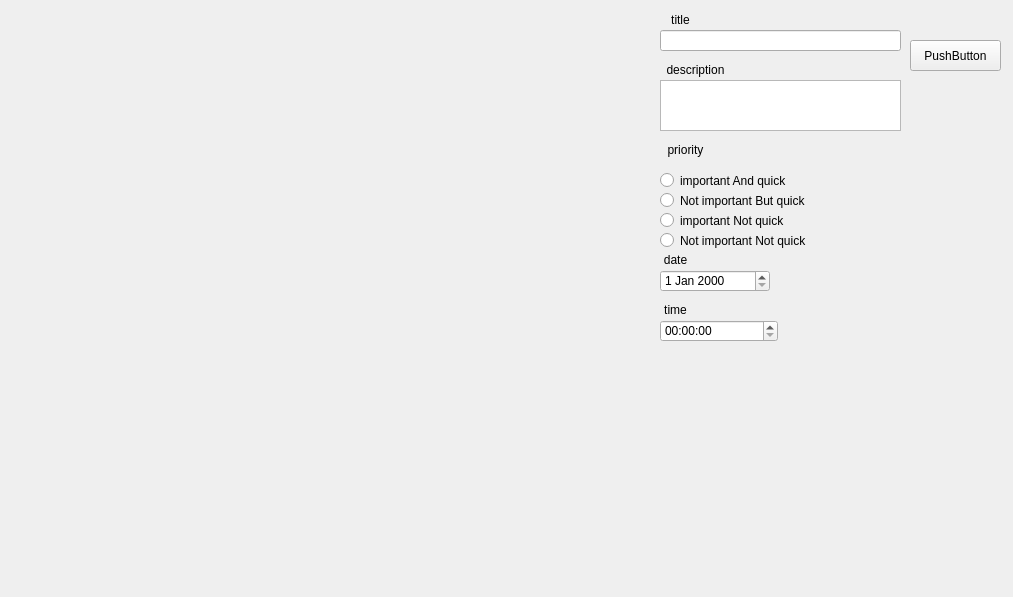
Above: Assignment_22/main_window.ui from omidNomiri/My-python-learning-process before the change. Below: the same form after it.
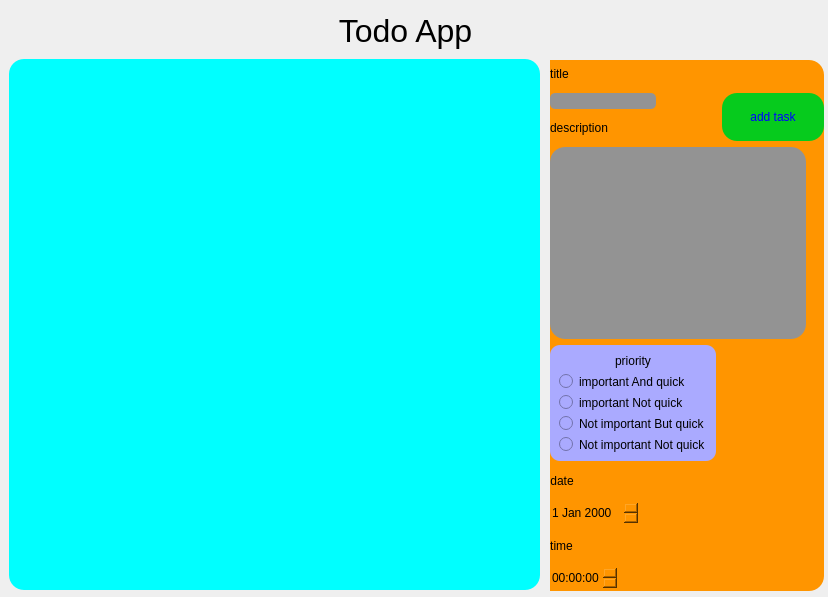
That is the form after the change.

Commit message: feat: add into app some style and detail

Patch:
```diff
--- a/Assignment_22/main_window.ui
+++ b/Assignment_22/main_window.ui
@@ -6,7 +6,7 @@
    <rect>
     <x>0</x>
     <y>0</y>
-    <width>1013</width>
+    <width>828</width>
     <height>597</height>
    </rect>
   </property>
@@ -14,80 +14,24 @@
    <string>MainWindow</string>
   </property>
   <widget class="QWidget" name="centralwidget">
-   <widget class="QPushButton" name="btn_add_task">
-    <property name="geometry">
-     <rect>
-      <x>910</x>
-      <y>40</y>
-      <width>91</width>
-      <height>31</height>
-     </rect>
-    </property>
-    <property name="text">
-     <string>PushButton</string>
-    </property>
-   </widget>
-   <widget class="QTextEdit" name="dec_text_box">
-    <property name="geometry">
-     <rect>
-      <x>660</x>
-      <y>80</y>
-      <width>241</width>
-      <height>51</height>
-     </rect>
-    </property>
-   </widget>
-   <widget class="QLabel" name="label">
-    <property name="geometry">
-     <rect>
-      <x>660</x>
-      <y>10</y>
-      <width>41</width>
-      <height>20</height>
-     </rect>
-    </property>
-    <property name="text">
-     <string>title</string>
-    </property>
-    <property name="alignment">
-     <set>Qt::AlignCenter</set>
-    </property>
-   </widget>
-   <widget class="QLabel" name="label_2">
-    <property name="geometry">
-     <rect>
-      <x>660</x>
-      <y>60</y>
-      <width>71</width>
-      <height>20</height>
-     </rect>
-    </property>
-    <property name="text">
-     <string>description</string>
-    </property>
-    <property name="alignment">
-     <set>Qt::AlignCenter</set>
-    </property>
-   </widget>
-   <widget class="QLineEdit" name="title_text">
-    <property name="geometry">
-     <rect>
-      <x>660</x>
-      <y>30</y>
-      <width>241</width>
-      <height>21</height>
-     </rect>
-    </property>
-   </widget>
-   <widget class="QWidget" name="gridLayoutWidget">
+   <widget class="QWidget" name="gridWidget" native="true">
     <property name="geometry">
      <rect>
       <x>9</x>
-      <y>9</y>
-      <width>641</width>
-      <height>581</height>
+      <y>59</y>
+      <width>531</width>
+      <height>531</height>
      </rect>
     </property>
+    <property name="sizePolicy">
+     <sizepolicy hsizetype="Expanding" vsizetype="Expanding">
+      <horstretch>0</horstretch>
+      <verstretch>0</verstretch>
+     </sizepolicy>
+    </property>
+    <property name="styleSheet">
+     <string notr="true">background-color: rgb(0, 255, 255);border-radius: 15px;</string>
+    </property>
     <layout class="QGridLayout" name="grid_Layout">
      <property name="leftMargin">
       <number>25</number>
@@ -109,125 +53,231 @@
      </property>
     </layout>
    </widget>
-   <widget class="QLabel" name="label_3">
+   <widget class="QLabel" name="label_6">
     <property name="geometry">
      <rect>
-      <x>660</x>
-      <y>140</y>
-      <width>51</width>
-      <height>20</height>
+      <x>290</x>
+      <y>10</y>
+      <width>231</width>
+      <height>41</height>
      </rect>
     </property>
-    <property name="text">
-     <string>priority</string>
+    <property name="font">
+     <font>
+      <pointsize>24</pointsize>
+     </font>
     </property>
-    <property name="alignment">
-     <set>Qt::AlignCenter</set>
-    </property>
-   </widget>
-   <widget class="QRadioButton" name="rd_imp_qui">
-    <property name="geometry">
-     <rect>
-      <x>660</x>
-      <y>170</y>
-      <width>141</width>
-      <height>21</height>
-     </rect>
-    </property>
     <property name="text">
-     <string>important And quick</string>
+     <string>Todo App</string>
     </property>
-   </widget>
-   <widget class="QRadioButton" name="rd_imp_not_qui">
-    <property name="geometry">
-     <rect>
-      <x>660</x>
-      <y>210</y>
-      <width>141</width>
-      <height>21</height>
-     </rect>
-    </property>
-    <property name="text">
-     <string>important Not quick</string>
-    </property>
-   </widget>
-   <widget class="QRadioButton" name="rd_not_imp_qui">
-    <property name="geometry">
-     <rect>
-      <x>660</x>
-      <y>190</y>
-      <width>161</width>
-      <height>21</height>
-     </rect>
-    </property>
-    <property name="text">
-     <string>Not important But quick</string>
-    </property>
-   </widget>
-   <widget class="QRadioButton" name="rd_not_imp_not_qui">
-    <property name="geometry">
-     <rect>
-      <x>660</x>
-      <y>230</y>
-      <width>161</width>
-      <height>21</height>
-     </rect>
-    </property>
-    <property name="text">
-     <string>Not important Not quick</string>
-    </property>
-   </widget>
-   <widget class="QDateEdit" name="dateEdit">
-    <property name="geometry">
-     <rect>
-      <x>660</x>
-      <y>270</y>
-      <width>110</width>
-      <height>22</height>
-     </rect>
-    </property>
-   </widget>
-   <widget class="QTimeEdit" name="timeEdit">
-    <property name="geometry">
-     <rect>
-      <x>660</x>
-      <y>320</y>
-      <width>118</width>
-      <height>22</height>
-     </rect>
-    </property>
-   </widget>
-   <widget class="QLabel" name="label_4">
-    <property name="geometry">
-     <rect>
-      <x>660</x>
-      <y>250</y>
-      <width>31</width>
-      <height>20</height>
-     </rect>
-    </property>
-    <property name="text">
-     <string>date</string>
-    </property>
     <property name="alignment">
      <set>Qt::AlignCenter</set>
     </property>
    </widget>
-   <widget class="QLabel" name="label_5">
+   <widget class="QWidget" name="verticalWidget" native="true">
     <property name="geometry">
      <rect>
-      <x>660</x>
-      <y>300</y>
-      <width>31</width>
-      <height>20</height>
+      <x>550</x>
+      <y>60</y>
+      <width>274</width>
+      <height>531</height>
      </rect>
     </property>
-    <property name="text">
-     <string>time</string>
+    <property name="sizePolicy">
+     <sizepolicy hsizetype="Fixed" vsizetype="Fixed">
+      <horstretch>0</horstretch>
+      <verstretch>0</verstretch>
+     </sizepolicy>
     </property>
-    <property name="alignment">
-     <set>Qt::AlignCenter</set>
+    <property name="styleSheet">
+     <string notr="true">background-color: rgb(255, 149, 0);border-radius: 15px;</string>
     </property>
+    <layout class="QGridLayout" name="gridLayout">
+     <item row="0" column="0">
+      <widget class="QLabel" name="label">
+       <property name="sizePolicy">
+        <sizepolicy hsizetype="Fixed" vsizetype="Preferred">
+         <horstretch>0</horstretch>
+         <verstretch>0</verstretch>
+        </sizepolicy>
+       </property>
+       <property name="text">
+        <string>title</string>
+       </property>
+       <property name="alignment">
+        <set>Qt::AlignCenter</set>
+       </property>
+      </widget>
+     </item>
+     <item row="2" column="0">
+      <widget class="QLineEdit" name="title_text">
+       <property name="sizePolicy">
+        <sizepolicy hsizetype="Fixed" vsizetype="Fixed">
+         <horstretch>0</horstretch>
+         <verstretch>0</verstretch>
+        </sizepolicy>
+       </property>
+       <property name="styleSheet">
+        <string notr="true">background-color: rgb(147, 147, 147);
+color: rgb(255, 255, 255);
+border-radius: 5px;</string>
+       </property>
+      </widget>
+     </item>
+     <item row="8" column="0">
+      <widget class="QLabel" name="label_5">
+       <property name="sizePolicy">
+        <sizepolicy hsizetype="Fixed" vsizetype="Preferred">
+         <horstretch>0</horstretch>
+         <verstretch>0</verstretch>
+        </sizepolicy>
+       </property>
+       <property name="text">
+        <string>time</string>
+       </property>
+       <property name="alignment">
+        <set>Qt::AlignCenter</set>
+       </property>
+      </widget>
+     </item>
+     <item row="3" column="0">
+      <widget class="QLabel" name="label_2">
+       <property name="sizePolicy">
+        <sizepolicy hsizetype="Fixed" vsizetype="Preferred">
+         <horstretch>0</horstretch>
+         <verstretch>0</verstretch>
+        </sizepolicy>
+       </property>
+       <property name="text">
+        <string>description</string>
+       </property>
+       <property name="alignment">
+        <set>Qt::AlignCenter</set>
+       </property>
+      </widget>
+     </item>
+     <item row="6" column="0">
+      <widget class="QLabel" name="label_4">
+       <property name="sizePolicy">
+        <sizepolicy hsizetype="Fixed" vsizetype="Preferred">
+         <horstretch>0</horstretch>
+         <verstretch>0</verstretch>
+        </sizepolicy>
+       </property>
+       <property name="text">
+        <string>date</string>
+       </property>
+       <property name="alignment">
+        <set>Qt::AlignCenter</set>
+       </property>
+      </widget>
+     </item>
+     <item row="5" column="0">
+      <widget class="QWidget" name="verticalWidget" native="true">
+       <property name="sizePolicy">
+        <sizepolicy hsizetype="Fixed" vsizetype="Preferred">
+         <horstretch>0</horstretch>
+         <verstretch>0</verstretch>
+        </sizepolicy>
+       </property>
+       <property name="styleSheet">
+        <string notr="true">background-color: rgb(170, 170, 255);
+border-radius: 10px; </string>
+       </property>
+       <layout class="QVBoxLayout" name="verticalLayout">
+        <item>
+         <widget class="QLabel" name="label_3">
+          <property name="text">
+           <string>priority</string>
+          </property>
+          <property name="alignment">
+           <set>Qt::AlignCenter</set>
+          </property>
+         </widget>
+        </item>
+        <item>
+         <widget class="QRadioButton" name="rd_imp_qui">
+          <property name="text">
+           <string>important And quick</string>
+          </property>
+         </widget>
+        </item>
+        <item>
+         <widget class="QRadioButton" name="rd_imp_not_qui">
+          <property name="text">
+           <string>important Not quick</string>
+          </property>
+         </widget>
+        </item>
+        <item>
+         <widget class="QRadioButton" name="rd_not_imp_qui">
+          <property name="text">
+           <string>Not important But quick</string>
+          </property>
+         </widget>
+        </item>
+        <item>
+         <widget class="QRadioButton" name="rd_not_imp_not_qui">
+          <property name="text">
+           <string>Not important Not quick</string>
+          </property>
+         </widget>
+        </item>
+       </layout>
+      </widget>
+     </item>
+     <item row="4" column="0" colspan="2">
+      <widget class="QTextEdit" name="dec_text_box">
+       <property name="sizePolicy">
+        <sizepolicy hsizetype="Fixed" vsizetype="Fixed">
+         <horstretch>0</horstretch>
+         <verstretch>0</verstretch>
+        </sizepolicy>
+       </property>
+       <property name="styleSheet">
+        <string notr="true">background-color: rgb(147, 147, 147);
+color: rgb(255, 255, 255);</string>
+       </property>
+      </widget>
+     </item>
+     <item row="7" column="0" colspan="2">
+      <widget class="QDateEdit" name="dateEdit">
+       <property name="sizePolicy">
+        <sizepolicy hsizetype="Fixed" vsizetype="Preferred">
+         <horstretch>0</horstretch>
+         <verstretch>0</verstretch>
+        </sizepolicy>
+       </property>
+      </widget>
+     </item>
+     <item row="9" column="0" colspan="2">
+      <widget class="QTimeEdit" name="timeEdit">
+       <property name="sizePolicy">
+        <sizepolicy hsizetype="Fixed" vsizetype="Preferred">
+         <horstretch>0</horstretch>
+         <verstretch>0</verstretch>
+        </sizepolicy>
+       </property>
+      </widget>
+     </item>
+     <item row="2" column="1" rowspan="2">
+      <widget class="QPushButton" name="btn_add_task">
+       <property name="sizePolicy">
+        <sizepolicy hsizetype="Minimum" vsizetype="Minimum">
+         <horstretch>0</horstretch>
+         <verstretch>0</verstretch>
+        </sizepolicy>
+       </property>
+       <property name="styleSheet">
+        <string notr="true">background-color: rgb(6, 203, 29);
+color: rgb(0, 0, 255);</string>
+       </property>
+       <property name="text">
+        <string>add task</string>
+       </property>
+      </widget>
+     </item>
+    </layout>
    </widget>
   </widget>
  </widget>
```
Left out of the diff: 4 changed lines with no effect on the pictures. The commit also changes 3 other files.
